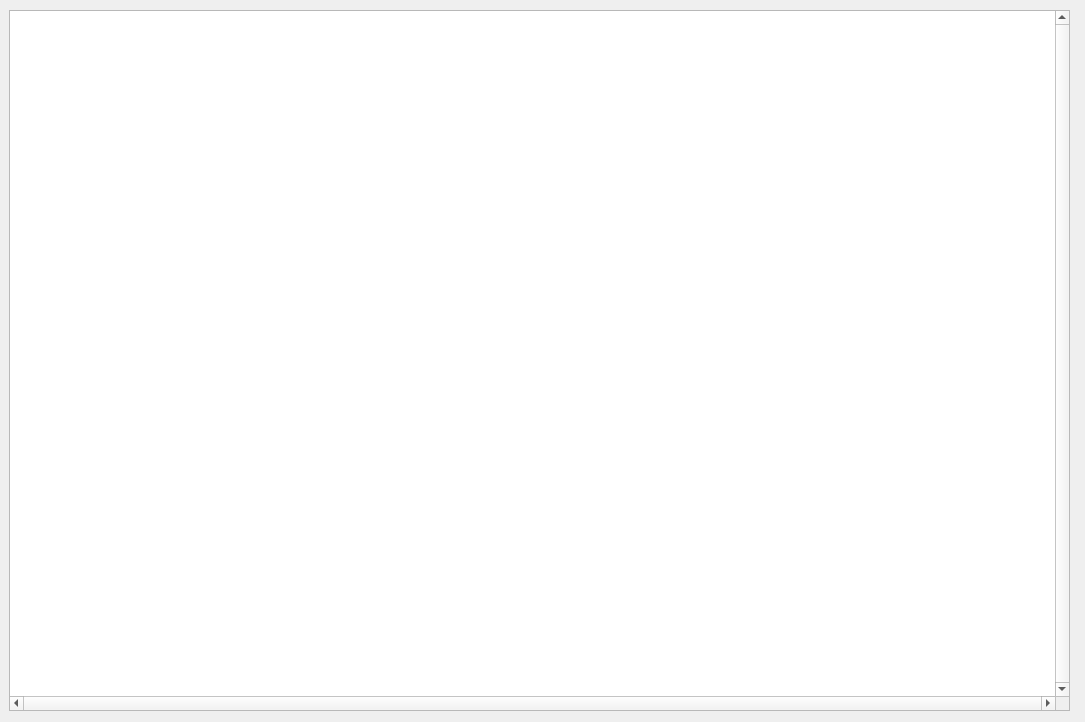
Above: src/qt/forms/businessobjectlist.ui from biblepay/biblepay_legacy before the change. Below: the same form after it.
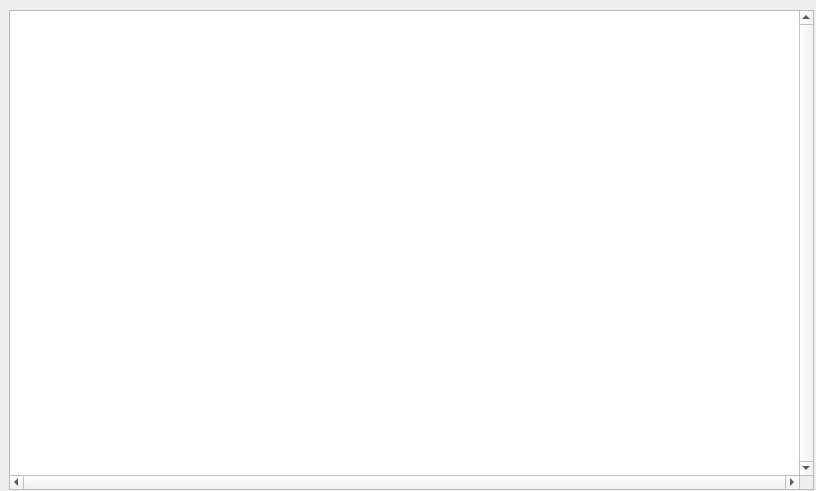
That is the form after the change.

```diff
--- a/src/qt/forms/businessobjectlist.ui
+++ b/src/qt/forms/businessobjectlist.ui
@@ -6,8 +6,8 @@
    <rect>
     <x>0</x>
     <y>0</y>
-    <width>1085</width>
-    <height>722</height>
+    <width>816</width>
+    <height>491</height>
    </rect>
   </property>
   <property name="sizePolicy">
@@ -24,8 +24,8 @@
     <rect>
      <x>9</x>
      <y>10</y>
-     <width>1061</width>
-     <height>701</height>
+     <width>805</width>
+     <height>480</height>
     </rect>
    </property>
    <property name="verticalScrollBarPolicy">
```
